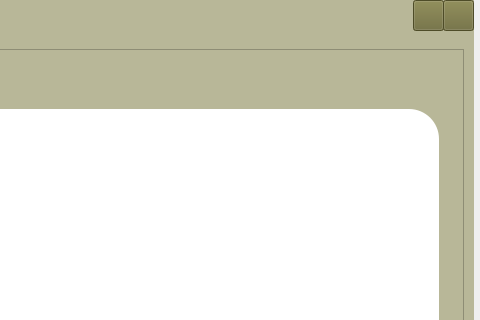
Before: the Qt Designer form Vistas/ui_files/Admi.G(mostrarusuarios).ui in BlacKomm636/ProyectoPOO, drawn with Qt 5; both pictures show x 647 to 1127 and y 0 to 320 of the 1127 by 658 pixel window.
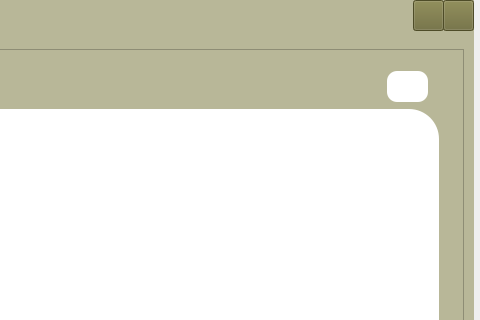
After: the same form once the commit is applied. Icons and pictures are not drawn.

Patch:
```diff
--- a/Vistas/ui_files/Admi.G(mostrarusuarios).ui
+++ b/Vistas/ui_files/Admi.G(mostrarusuarios).ui
@@ -311,6 +311,26 @@
           <string>Usuarios creados</string>
          </property>
         </widget>
+        <widget class="QPushButton" name="btnRecargar">
+         <property name="geometry">
+          <rect>
+           <x>824</x>
+           <y>22</y>
+           <width>41</width>
+           <height>31</height>
+          </rect>
+         </property>
+         <property name="cursor">
+          <cursorShape>PointingHandCursor</cursorShape>
+         </property>
+         <property name="styleSheet">
+          <string notr="true">background-color: #fff;
+border-radius: 10px;</string>
+         </property>
+         <property name="text">
+          <string/>
+         </property>
+        </widget>
        </widget>
       </item>
      </layout>
```
